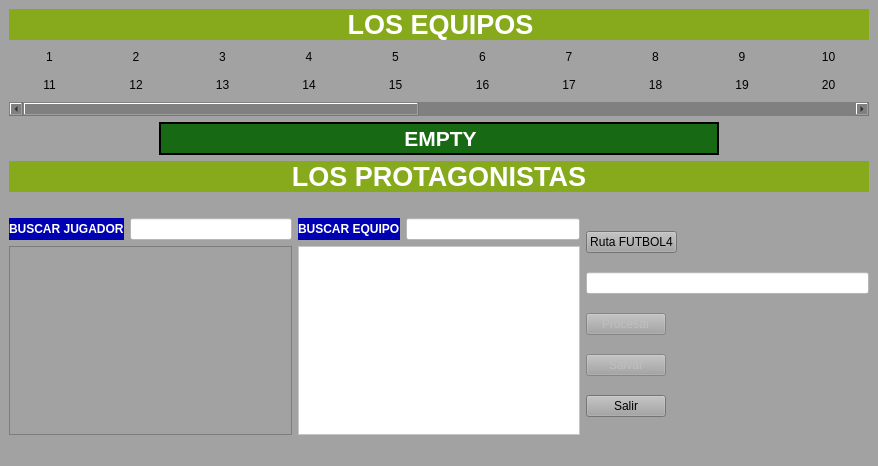
Before: the Qt Designer form FUTBOL_RELOAD/mainwindow.ui in pcnimdock/FUTBOL_RELOAD, drawn with Qt 5.
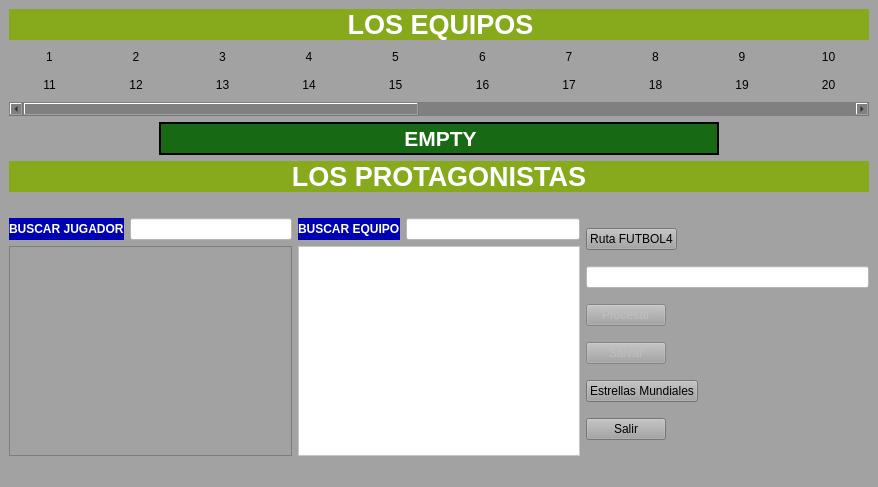
After: the same form once the commit is applied. Icons and pictures are not drawn. Custom widgets are drawn as their Qt base class.

Commit message: Actualización con estrellas mundiales y compatibiliadad con PCCALCIO45

The edit to the form file:
```diff
--- a/FUTBOL_RELOAD/mainwindow.ui
+++ b/FUTBOL_RELOAD/mainwindow.ui
@@ -7,7 +7,7 @@
     <x>0</x>
     <y>0</y>
     <width>878</width>
-    <height>466</height>
+    <height>487</height>
    </rect>
   </property>
   <property name="windowTitle">
@@ -481,6 +481,22 @@
           </property>
          </widget>
         </item>
+        <item>
+         <widget class="QPushButton" name="pushButton_estrellas">
+          <property name="enabled">
+           <bool>true</bool>
+          </property>
+          <property name="sizePolicy">
+           <sizepolicy hsizetype="Fixed" vsizetype="Fixed">
+            <horstretch>40</horstretch>
+            <verstretch>40</verstretch>
+           </sizepolicy>
+          </property>
+          <property name="text">
+           <string>Estrellas Mundiales</string>
+          </property>
+         </widget>
+        </item>
         <item>
          <widget class="QPushButton" name="boton_salir">
           <property name="sizePolicy">
```
The commit also changes 19 other files.
